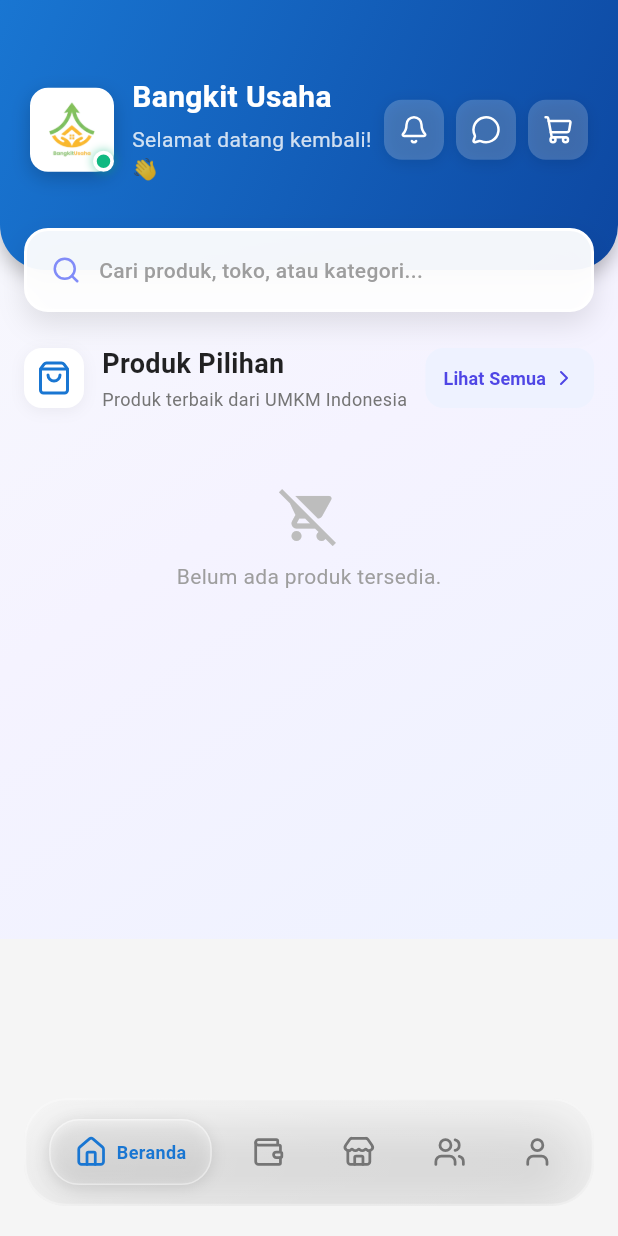
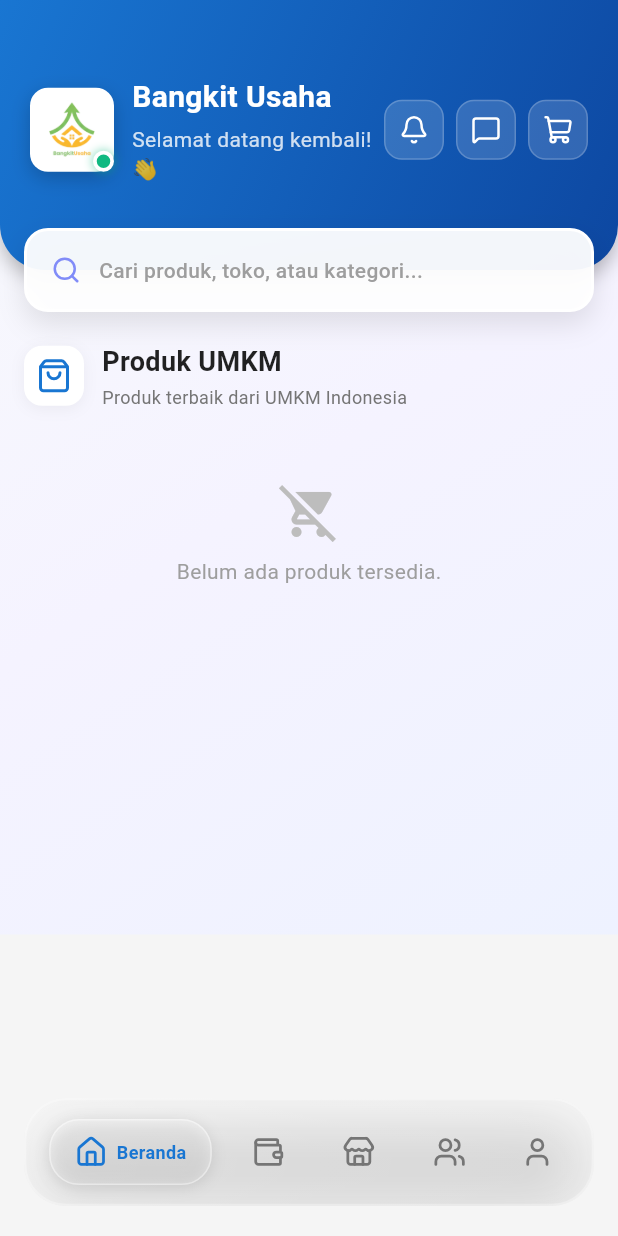
Before and after one commit to Elnathz/BangkitUsahaFLutter, a Flutter app: the screen it shows once a user with an empty profile is signed in, on a phone screen of 412 x 824 dp. Run offline on Flutter 3.47's test engine with Material 3 defaults, Android fonts, the light colour scheme and no system bars; drawn by our look-alikes of toastification; our stand-ins replace cached_network_image, chewie, cloud_firestore, firebase_auth, firebase_core, firebase_storage and 10 more; accounts and stored records are empty; network calls fail.

Commit message:
fix(home): replace messageCircle with messageSquare in dashboard and product detail
style(home): standardize dashboard header icons

```diff
--- a/lib/features/home/dashboard_screen.dart
+++ b/lib/features/home/dashboard_screen.dart
@@ -356,7 +356,7 @@ class _DashboardScreenState extends State<DashboardScreen> {
 
                                     return _buildHeaderIcon(
                                       context,
-                                      LucideIcons.messageCircle,
+                                      LucideIcons.messageSquare,
                                       const ChatScreen(),
                                       showBadge: hasUnread,
                                     );
@@ -476,7 +476,7 @@ class _DashboardScreenState extends State<DashboardScreen> {
                               crossAxisAlignment: CrossAxisAlignment.start,
                               children: [
                                 Text(
-                                  "Produk Pilihan",
+                                  "Produk UMKM",
                                   style: TextStyle(
                                     fontSize: 18,
                                     fontWeight: FontWeight.bold,
@@ -494,45 +494,6 @@ class _DashboardScreenState extends State<DashboardScreen> {
                               ],
                             ),
                           ],
-                        ),
-                        // "Lihat Semua" Button
-                        TextButton(
-                          onPressed: () {
-                            Navigator.push(
-                              context,
-                              MaterialPageRoute(
-                                builder: (context) => const SearchPage(),
-                              ),
-                            );
-                          },
-                          style: TextButton.styleFrom(
-                            padding: const EdgeInsets.symmetric(
-                              horizontal: 12,
-                              vertical: 8,
-                            ),
-                            backgroundColor: const Color(0xFFEEF2FF),
-                            shape: RoundedRectangleBorder(
-                              borderRadius: BorderRadius.circular(12),
-                            ),
-                          ),
-                          child: Row(
-                            children: const [
-                              Text(
-                                "Lihat Semua",
-                                style: TextStyle(
-                                  fontSize: 12,
-                                  color: Color(0xFF4F46E5),
-                                  fontWeight: FontWeight.w600,
-                                ),
-                              ),
-                              SizedBox(width: 4),
-                              Icon(
-                                LucideIcons.chevronRight,
-                                size: 16,
-                                color: Color(0xFF4F46E5),
-                              ),
-                            ],
-                          ),
                         ),
                       ],
                     ),
@@ -684,15 +645,9 @@ class _DashboardScreenState extends State<DashboardScreen> {
             width: 40,
             height: 40,
             decoration: BoxDecoration(
-              color: Colors.white.withOpacity(0.2),
+              color: Colors.white.withOpacity(0.15),
               borderRadius: BorderRadius.circular(12),
-              boxShadow: [
-                BoxShadow(
-                  color: Colors.black.withOpacity(0.1),
-                  blurRadius: 8,
-                  offset: const Offset(0, 2),
-                ),
-              ],
+              border: Border.all(color: Colors.white.withOpacity(0.2)),
             ),
             child: Icon(icon, color: Colors.white, size: 20),
           ),
--- a/lib/features/home/product_detail_screen.dart
+++ b/lib/features/home/product_detail_screen.dart
@@ -574,7 +574,7 @@ class _ProductDetailScreenState extends State<ProductDetailScreen> {
                       icon: Column(
                         children: [
                           Icon(
-                            LucideIcons.messageCircle,
+                            LucideIcons.messageSquare,
                             size: 20,
                             color: primaryColor,
                           ),
```
